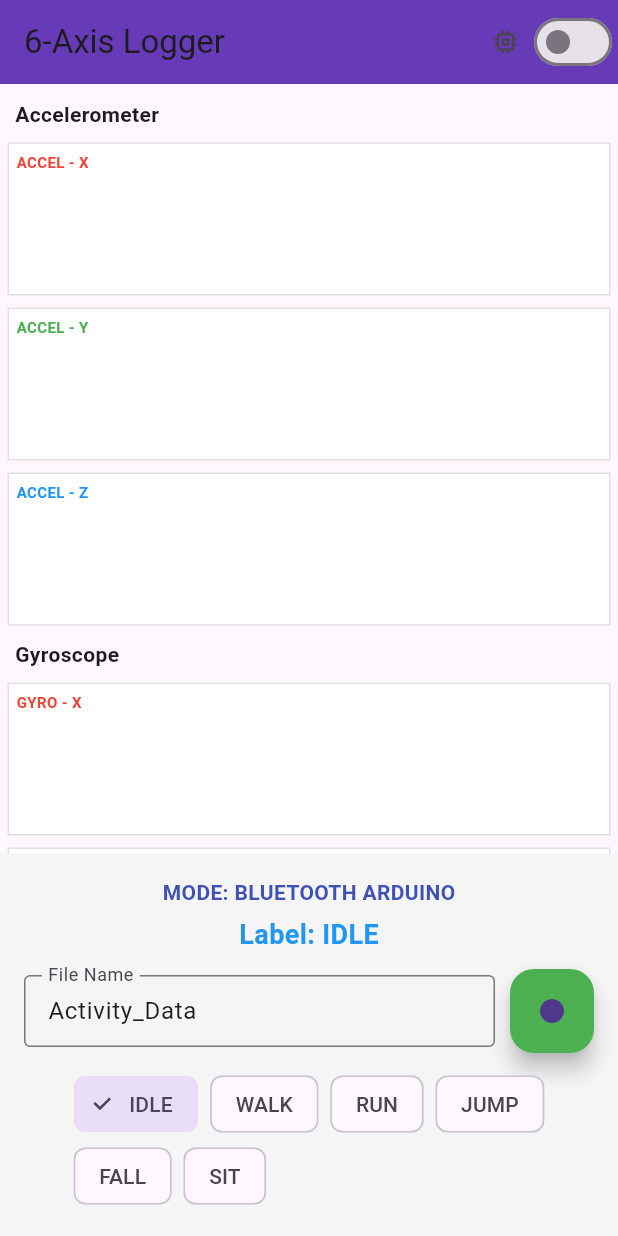
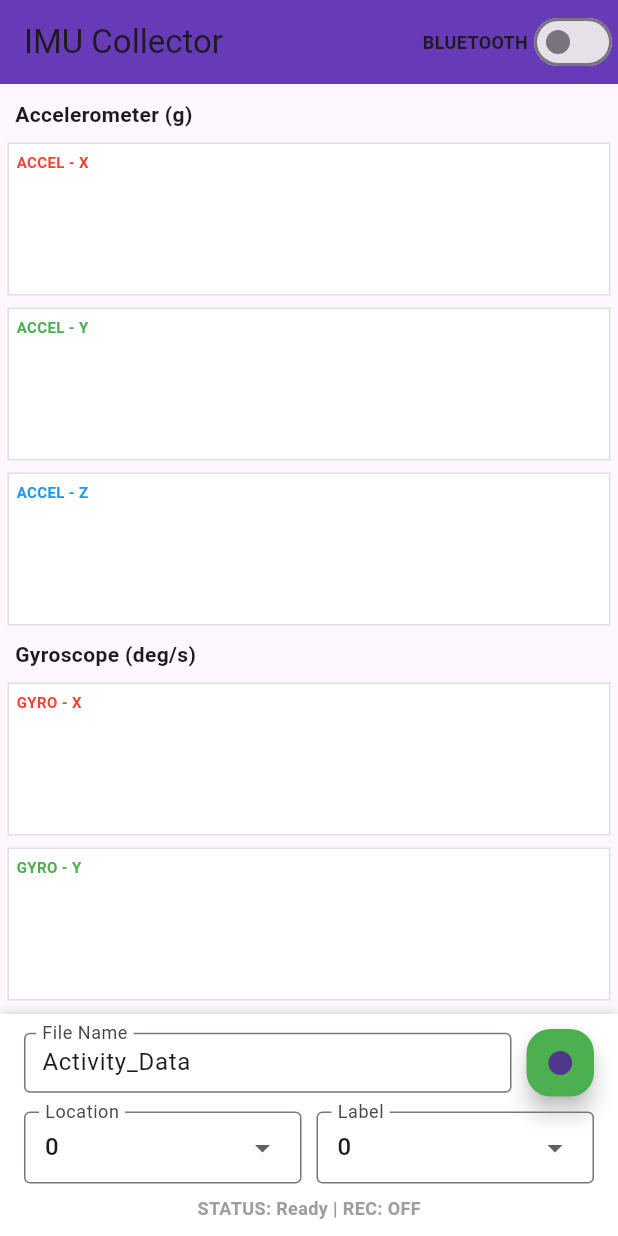
Before and after one commit to gibranlynardi/data-collector-IMU-mobile, a Flutter app: the screen it shows after launch, on a phone screen of 412 x 824 dp. Run offline on Flutter 3.47's test engine with Material 3 defaults, Android fonts, the phone set to English and light mode, and no system bars; our stand-ins replace csv, flutter_bluetooth_serial, permission_handler, sensors_plus.

Commit message:
unit changed for acc and gyro, UI changes for labeling, added location

```diff
--- a/lib/models/sensor_packet.dart
+++ b/lib/models/sensor_packet.dart
@@ -5,7 +5,6 @@ class SensorPacket {
   final double gyroX;
   final double gyroY;
   final double gyroZ;
-
   final DateTime timestamp;
 
   SensorPacket({
@@ -24,7 +23,7 @@ class SensorPacket {
            'G[${gyroX.toStringAsFixed(2)}, ${gyroY.toStringAsFixed(2)}, ${gyroZ.toStringAsFixed(2)}]';
   }
 
-  List<dynamic> toCsvRow(String label) {
+  List<dynamic> toCsvRow(int location, int label) {
     return [
       timestamp.toIso8601String(),
       accX,
@@ -33,6 +32,7 @@ class SensorPacket {
       gyroX,
       gyroY,
       gyroZ,
+      location,
       label
     ];
   }
--- a/lib/screens/dashboard_screen.dart
+++ b/lib/screens/dashboard_screen.dart
@@ -21,7 +21,10 @@ class _DashboardScreenState extends State<DashboardScreen> {
   StreamSubscription? _dataSub;
   Stream<SensorPacket>? _currentStream;
 
-  final List<String> _activities = ["IDLE", "WALK", "RUN", "JUMP", "FALL", "SIT"];
+  final List<int> _integerOptions = List.generate(11, (index) => index);
+
+  int _selectedLocation = 0;
+  int _selectedLabel = 0;
 
   @override
   void initState() {
@@ -40,9 +43,10 @@ class _DashboardScreenState extends State<DashboardScreen> {
       _currentStream = BluetoothManager().dataStream;
     }
 
-
     _dataSub = _currentStream!.listen((packet) {
       if (CsvLogger().isRecording) {
+        CsvLogger().currentLocation = _selectedLocation;
+        CsvLogger().currentLabel = _selectedLabel;
         CsvLogger().writePacket(packet);
       }
     });
@@ -63,13 +67,12 @@ class _DashboardScreenState extends State<DashboardScreen> {
 
     return Scaffold(
       appBar: AppBar(
-        title: const Text("6-Axis Logger"),
+        title: const Text("IMU Collector"),
         backgroundColor: isRecording ? Colors.red : Colors.deepPurple,
         actions: [
           Row(
             children: [
-              Icon(_useInternalSensor ? Icons.phone_android : Icons.memory, size: 20),
-              const SizedBox(width: 5),
+              Text(_useInternalSensor ? "HP SENSORS" : "BLUETOOTH", style: const TextStyle(fontSize: 12, fontWeight: FontWeight.bold)),
               Switch(
                 value: _useInternalSensor,
                 activeColor: Colors.orange,
@@ -93,12 +96,12 @@ class _DashboardScreenState extends State<DashboardScreen> {
               : ListView(
                   padding: const EdgeInsets.all(5),
                   children: [
-                    const Padding(padding: EdgeInsets.all(5), child: Text("Accelerometer", style: TextStyle(fontWeight: FontWeight.bold))),
+                    const Padding(padding: EdgeInsets.all(5), child: Text("Accelerometer (g)", style: TextStyle(fontWeight: FontWeight.bold))),
                     GraphWidget(size: const Size(double.infinity, 100), maxPoints: 100, dataStream: _currentStream!, sensorType: 'accel', axis: 'x'),
                     GraphWidget(size: const Size(double.infinity, 100), maxPoints: 100, dataStream: _currentStream!, sensorType: 'accel', axis: 'y'),
                     GraphWidget(size: const Size(double.infinity, 100), maxPoints: 100, dataStream: _currentStream!, sensorType: 'accel', axis: 'z'),
 
-                    const Padding(padding: EdgeInsets.all(5), child: Text("Gyroscope", style: TextStyle(fontWeight: FontWeight.bold))),
+                    const Padding(padding: EdgeInsets.all(5), child: Text("Gyroscope (deg/s)", style: TextStyle(fontWeight: FontWeight.bold))),
                     GraphWidget(size: const Size(double.infinity, 100), maxPoints: 100, dataStream: _currentStream!, sensorType: 'gyro', axis: 'x'),
                     GraphWidget(size: const Size(double.infinity, 100), maxPoints: 100, dataStream: _currentStream!, sensorType: 'gyro', axis: 'y'),
                     GraphWidget(size: const Size(double.infinity, 100), maxPoints: 100, dataStream: _currentStream!, sensorType: 'gyro', axis: 'z'),
@@ -107,45 +110,110 @@ class _DashboardScreenState extends State<DashboardScreen> {
           ),
 
           Container(
-            padding: const EdgeInsets.all(16),
-            color: Colors.grey.shade100,
+            padding: const EdgeInsets.symmetric(horizontal: 16, vertical: 10),
+            decoration: BoxDecoration(
+              color: Colors.white,
+              boxShadow: [BoxShadow(color: Colors.grey.shade300, blurRadius: 5, offset: const Offset(0, -2))],
+            ),
             child: Column(
+              mainAxisSize: MainAxisSize.min,
               children: [
-                Text("MODE: ${_useInternalSensor ? "INTERNAL HP" : "BLUETOOTH ARDUINO"}",
-                  style: const TextStyle(fontWeight: FontWeight.bold, color: Colors.indigo)),
-                const SizedBox(height: 5),
-                Text("Label: ${CsvLogger().currentLabel}", style: const TextStyle(fontSize: 18, fontWeight: FontWeight.bold, color: Colors.blue)),
-
-                const SizedBox(height: 10),
                 Row(
                   children: [
                     Expanded(
                       child: TextField(
                         controller: _fileNameController,
-                        decoration: const InputDecoration(labelText: "File Name", border: OutlineInputBorder(), isDense: true),
+                        decoration: const InputDecoration(
+                          labelText: "File Name",
+                          border: OutlineInputBorder(),
+                          isDense: true, // Lebih tipis
+                          contentPadding: EdgeInsets.all(8)
+                        ),
                         enabled: !isRecording,
                       ),
                     ),
                     const SizedBox(width: 10),
-                    FloatingActionButton(
-                      backgroundColor: isRecording ? Colors.red : Colors.green,
-                      child: Icon(isRecording ? Icons.stop : Icons.fiber_manual_record),
-                      onPressed: () => _toggleRecording(),
+                    SizedBox(
+                      height: 45,
+                      width: 45,
+                      child: FloatingActionButton(
+                        backgroundColor: isRecording ? Colors.red : Colors.green,
+                        child: Icon(isRecording ? Icons.stop : Icons.fiber_manual_record),
+                        onPressed: () => _toggleRecording(),
+                      ),
                     ),
                   ],
                 ),
 
                 const SizedBox(height: 10),
-                Wrap(
-                  spacing: 8,
-                  children: _activities.map((label) {
-                    return ChoiceChip(
-                      label: Text(label),
-                      selected: CsvLogger().currentLabel == label,
-                      onSelected: (_) => setState(() => CsvLogger().currentLabel = label),
-                    );
-                  }).toList(),
-                )
+
+                Row(
+                  children: [
+                    Expanded(
+                      child: InputDecorator(
+                        decoration: const InputDecoration(
+                          labelText: "Location",
+                          border: OutlineInputBorder(),
+                          contentPadding: EdgeInsets.symmetric(horizontal: 10, vertical: 0),
+                        ),
+                        child: DropdownButtonHideUnderline(
+                          child: DropdownButton<int>(
+                            value: _selectedLocation,
+                            isExpanded: true,
+                            items: _integerOptions.map((int value) {
+                              return DropdownMenuItem<int>(
+                                value: value,
+                                child: Text(value.toString()),
+                              );
+                            }).toList(),
+                            onChanged: (newValue) {
+                              setState(() => _selectedLocation = newValue!);
+                            },
+                          ),
+                        ),
+                      ),
+                    ),
+
+                    const SizedBox(width: 10),
+
+                    Expanded(
+                      child: InputDecorator(
+                        decoration: const InputDecoration(
+                          labelText: "Label",
+                          border: OutlineInputBorder(),
+                          contentPadding: EdgeInsets.symmetric(horizontal: 10, vertical: 0),
+                        ),
+                        child: DropdownButtonHideUnderline(
+                          child: DropdownButton<int>(
+                            value: _selectedLabel,
+                            isExpanded: true,
+                            items: _integerOptions.map((int value) {
+                              return DropdownMenuItem<int>(
+                                value: value,
+                                child: Text(value.toString()),
+                              );
+                            }).toList(),
+                            onChanged: (newValue) {
+                              setState(() => _selectedLabel = newValue!);
+                            },
+                          ),
+                        ),
+                      ),
+                    ),
+                  ],
+                ),
+
+                Padding(
+                  padding: const EdgeInsets.only(top: 8.0),
+                  child: Text(
+                    "STATUS: $_statusMessage | REC: ${isRecording ? "ON" : "OFF"}",
+                    style: TextStyle(
+                      fontSize: 12,
+                      fontWeight: FontWeight.bold,
+                      color: isRecording ? Colors.red : Colors.grey
+                    ),
+                  ),
+                ),
               ],
             ),
           ),
@@ -157,11 +225,14 @@ class _DashboardScreenState extends State<DashboardScreen> {
   Future<void> _toggleRecording() async {
     if (CsvLogger().isRecording) {
       await CsvLogger().stopRecording();
-      setState(() => _statusMessage = "Saved.");
-      ScaffoldMessenger.of(context).showSnackBar(const SnackBar(content: Text("File saved!")));
+      setState(() => _statusMessage = "File Saved.");
+      ScaffoldMessenger.of(context).showSnackBar(const SnackBar(content: Text("Data saved successfully!")));
     } else {
+      CsvLogger().currentLocation = _selectedLocation;
+      CsvLogger().currentLabel = _selectedLabel;
+
       String path = await CsvLogger().startRecording(_fileNameController.text);
-      setState(() => _statusMessage = "Rec...");
+      setState(() => _statusMessage = "Recording...");
       ScaffoldMessenger.of(context).showSnackBar(SnackBar(content: Text("Saving to $path")));
     }
   }
--- a/lib/services/csv_logger.dart
+++ b/lib/services/csv_logger.dart
@@ -14,7 +14,9 @@ class CsvLogger {
   File? _currentFile;
   IOSink? _sink;
   bool isRecording = false;
-  String currentLabel = "IDLE";
+
+  int currentLocation = 0;
+  int currentLabel = 0;
 
   Future<String> startRecording(String fileName) async {
     if (isRecording) return "Already recording";
@@ -42,7 +44,7 @@ class CsvLogger {
       _currentFile = File(fullPath);
       _sink = _currentFile!.openWrite();
 
-      _sink!.writeln("Timestamp,Acc_X,Acc_Y,Acc_Z,Gyro_X,Gyro_Y,Gyro_Z,Label");
+      _sink!.writeln("timestamp,acc_X_g,acc_Y_g,acc_Z_g,gyro_X_deg,gyro_Y_deg,gyro_Z_deg,location,label");
 
       isRecording = true;
       return fullPath;
@@ -63,7 +65,7 @@ class CsvLogger {
   void writePacket(SensorPacket packet) {
     if (_sink == null || !isRecording) return;
 
-    List<dynamic> row = packet.toCsvRow(currentLabel);
+    List<dynamic> row = packet.toCsvRow(currentLocation, currentLabel);
 
     String csvLine = const ListToCsvConverter().convert([row]);
     _sink!.writeln(csvLine);
```
